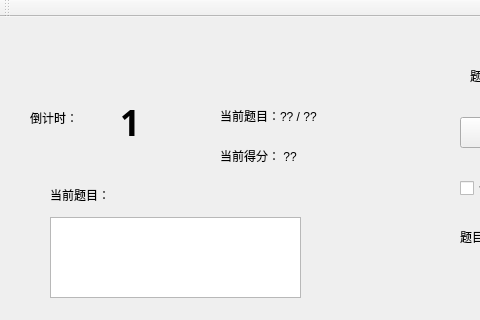
Before: the Qt Designer form GUI/QtGuiApplication.ui in Duuang/fast-calculation, drawn with Qt 5; both pictures show x 0 to 480 and y 0 to 320 of the 712 by 527 pixel window.
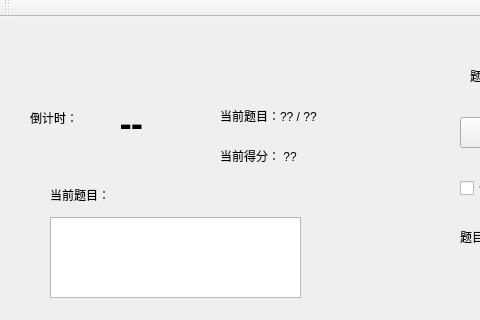
After: the same form once the commit is applied.

```diff
--- a/GUI/QtGuiApplication.ui
+++ b/GUI/QtGuiApplication.ui
@@ -215,7 +215,7 @@
      </font>
     </property>
     <property name="text">
-     <string>1</string>
+     <string>--</string>
     </property>
    </widget>
    <widget class="QPushButton" name="pushButton">
```
Left out of the diff: 27 changed lines with no effect on the pictures.
